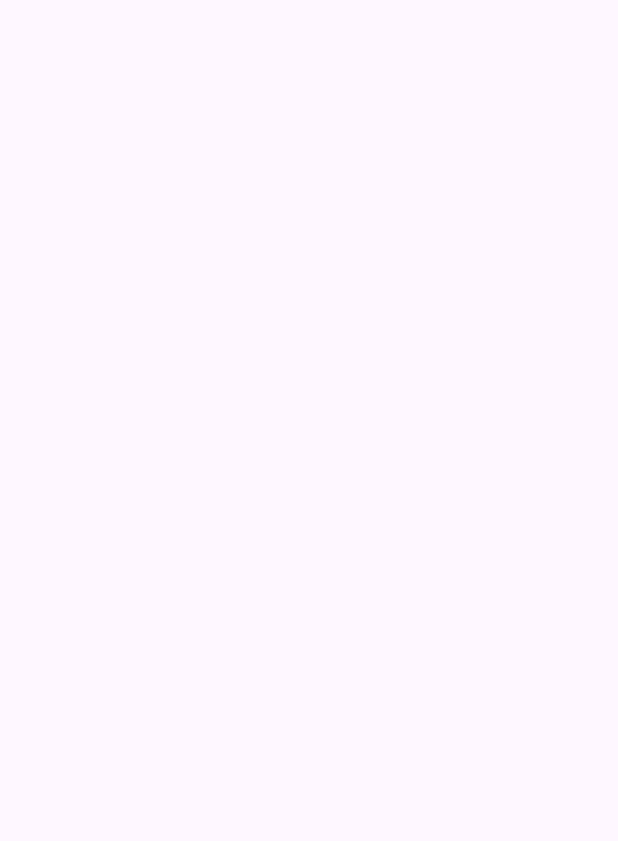
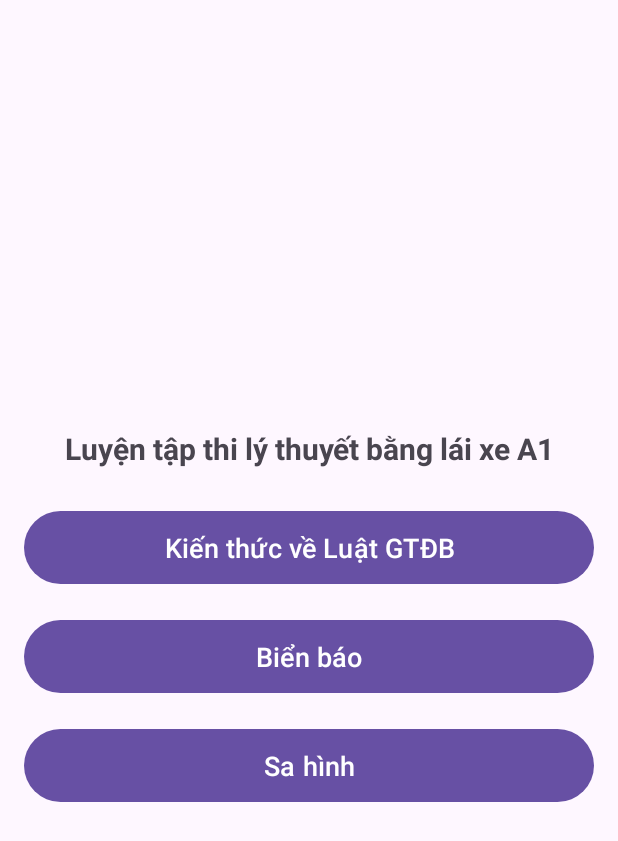
Before and after one commit to DangUy610/AppLuyenTapThiLyThuyetBangLaiXeA1, an Android app: the TopicLuyenTap screen opened directly, with no data from a screen before it, on a phone screen of 412 x 824 dp. Before the commit the part shown is empty. Shown: the top 841 px of the screen. Run offline under Robolectric (Android 15) with nearby library versions, the phone set to English and light mode, and no system bars.

```diff
--- a/app/src/main/java/com/example/appluyentapthilythuyetbanglaixea1/TopicLuyenTap.java
+++ b/app/src/main/java/com/example/appluyentapthilythuyetbanglaixea1/TopicLuyenTap.java
@@ -2,13 +2,48 @@ package com.example.appluyentapthilythuyetbanglaixea1;
 
 import androidx.appcompat.app.AppCompatActivity;
 
+import android.content.Intent;
 import android.os.Bundle;
+import android.view.View;
+import android.widget.Button;
 
 public class TopicLuyenTap extends AppCompatActivity {
+    Button btnLuat, btnBienBao, btnSaHinh;
 
     @Override
     protected void onCreate(Bundle savedInstanceState) {
         super.onCreate(savedInstanceState);
         setContentView(R.layout.activity_topic_luyen_tap);
+
+        btnLuat      = findViewById(R.id.btn_topic_luat);
+        btnBienBao   = findViewById(R.id.btn_topic_bienbao);
+        btnSaHinh    = findViewById(R.id.btn_topic_sahinh);
+
+        btnLuat.setOnClickListener(new View.OnClickListener() {
+            @Override
+            public void onClick(View v) {
+                Intent intent = new Intent(TopicLuyenTap.this, LuyenTap.class);
+                intent.putExtra("topic", "luat");
+                startActivity(intent);
+            }
+        });
+
+        btnBienBao.setOnClickListener(new View.OnClickListener() {
+            @Override
+            public void onClick(View v) {
+                Intent intent = new Intent(TopicLuyenTap.this, LuyenTap.class);
+                intent.putExtra("topic", "bienbao");
+                startActivity(intent);
+            }
+        });
+
+        btnSaHinh.setOnClickListener(new View.OnClickListener() {
+            @Override
+            public void onClick(View v) {
+                Intent intent = new Intent(TopicLuyenTap.this, LuyenTap.class);
+                intent.putExtra("topic", "sahinh");
+                startActivity(intent);
+            }
+        });
     }
 }
--- a/app/src/main/res/layout/activity_main.xml
+++ b/app/src/main/res/layout/activity_main.xml
@@ -18,7 +18,6 @@
         android:gravity="center"
         android:layout_marginBottom="24dp" />
 
-    <!-- Nút Luyện tập -->
     <Button
         android:id="@+id/btn_luyen_tap"
         android:layout_width="match_parent"
@@ -28,7 +27,6 @@
         android:textSize="18sp"
         android:padding="12dp" />
 
-    <!-- Nút Thi thử -->
     <Button
         android:id="@+id/btn_thi_thu"
         android:layout_width="match_parent"
@@ -38,7 +36,6 @@
         android:textSize="18sp"
         android:padding="12dp" />
 
-    <!-- Switch Bật/tắt Chế độ tối -->
     <Switch
         android:id="@+id/switch_dark_mode"
         android:layout_width="wrap_content"
--- a/app/src/main/res/layout/activity_topic_luyen_tap.xml
+++ b/app/src/main/res/layout/activity_topic_luyen_tap.xml
@@ -1,9 +1,47 @@
 <?xml version="1.0" encoding="utf-8"?>
-<androidx.constraintlayout.widget.ConstraintLayout xmlns:android="http://schemas.android.com/apk/res/android"
-    xmlns:app="http://schemas.android.com/apk/res-auto"
-    xmlns:tools="http://schemas.android.com/tools"
+<LinearLayout xmlns:android="http://schemas.android.com/apk/res/android"
+    android:id="@+id/layout_topic_luyentap"
     android:layout_width="match_parent"
     android:layout_height="match_parent"
-    tools:context=".TopicLuyenTap">
+    android:orientation="vertical"
+    android:padding="16dp"
+    android:gravity="center"
+    android:background="?android:attr/windowBackground">
 
-</androidx.constraintlayout.widget.ConstraintLayout>
+    <TextView
+        android:id="@+id/tv_title"
+        android:layout_width="match_parent"
+        android:layout_height="wrap_content"
+        android:text="Luyện tập thi lý thuyết bằng lái xe A1"
+        android:textSize="20sp"
+        android:textStyle="bold"
+        android:gravity="center"
+        android:layout_marginBottom="24dp" />
+
+    <Button
+        android:id="@+id/btn_topic_luat"
+        android:layout_width="match_parent"
+        android:layout_height="wrap_content"
+        android:text="Kiến thức về Luật GTĐB"
+        android:textSize="18sp"
+        android:layout_marginBottom="16dp"
+        android:padding="12dp" />
+
+    <Button
+        android:id="@+id/btn_topic_bienbao"
+        android:layout_width="match_parent"
+        android:layout_height="wrap_content"
+        android:text="Biển báo"
+        android:textSize="18sp"
+        android:layout_marginBottom="16dp"
+        android:padding="12dp" />
+
+    <Button
+        android:id="@+id/btn_topic_sahinh"
+        android:layout_width="match_parent"
+        android:layout_height="wrap_content"
+        android:text="Sa hình"
+        android:textSize="18sp"
+        android:padding="12dp" />
+
+</LinearLayout>
```
Also changed, not shown: app/src/main/java/com/example/appluyentapthilythuyetbanglaixea1/LuyenTap.java (+19 -0 lines).
